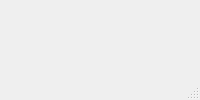
This is mainwindow.ui in KushagraTechie/Smart-Hostel-Management-System as Qt 5 draws it before an edit. The edited form follows.
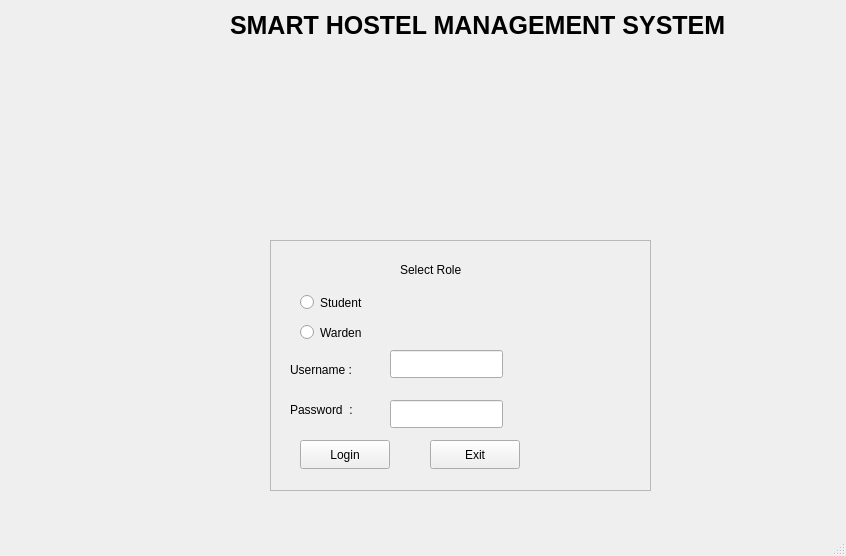
This is the edited form.

```diff
--- a/mainwindow.ui
+++ b/mainwindow.ui
@@ -2,6 +2,14 @@
 <ui version="4.0">
  <class>MainWindow</class>
  <widget class="QMainWindow" name="MainWindow">
+  <property name="geometry">
+   <rect>
+    <x>0</x>
+    <y>0</y>
+    <width>846</width>
+    <height>556</height>
+   </rect>
+  </property>
   <property name="windowTitle">
    <string>MainWindow</string>
   </property>
```
Left out of the diff: 2 changed lines with no effect on the pictures.
